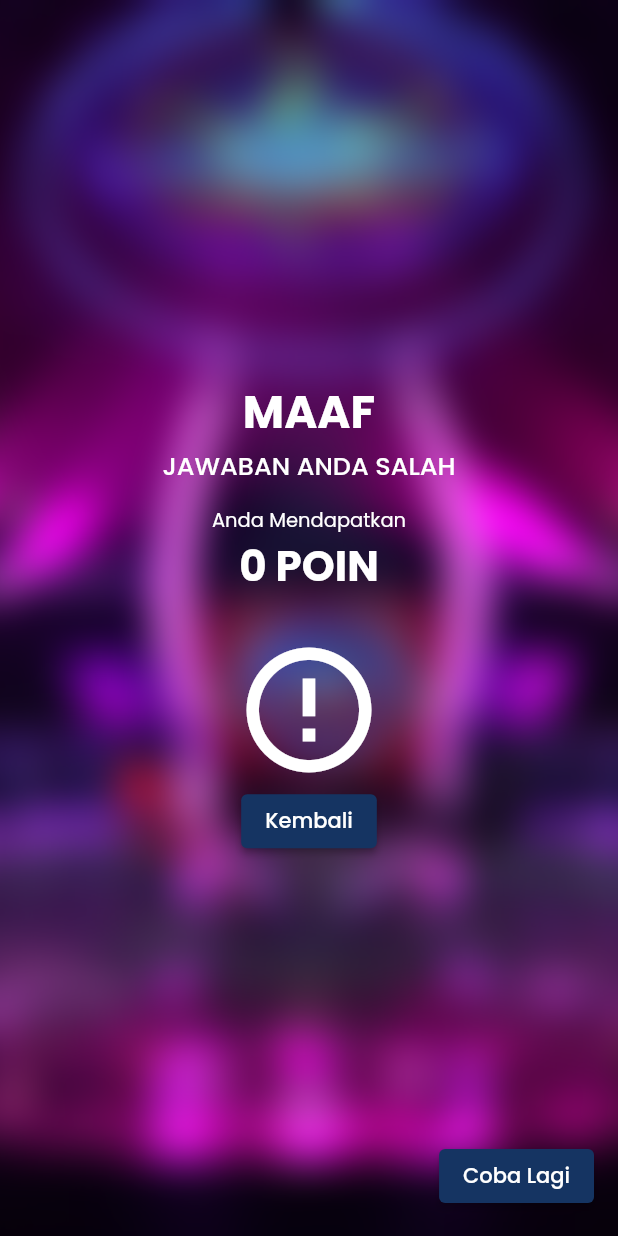
After one commit to YogaNgr37/aplikasi_math_quiz, a Flutter app: the WrongPage screen opened directly, on a phone screen of 412 x 824 dp. The commit adds this screen. Run offline on Flutter 3.47's test engine with Material 2 defaults, Android fonts, the light colour scheme and no system bars; our stand-ins replace carousel_slider, cloud_firestore, confetti, firebase_auth, firebase_core, fluttertoast and 1 more; accounts and stored records are empty.

Commit message:
Menambah Halaman Correct and Wrong

```diff
--- a/lib/pages/homepage.dart
+++ b/lib/pages/homepage.dart
@@ -46,7 +46,7 @@ class _HomePageState extends State<HomePage> {
                             borderRadius: BorderRadius.circular(10),
                             image: DecorationImage(
                                 image: AssetImage(
-                                    "assets/images/operasihitung.png"),
+                                    "assets/images/aljabar.png"),
                                 fit: BoxFit.cover)),
                       ),
                       Container(
@@ -64,7 +64,7 @@ class _HomePageState extends State<HomePage> {
                             borderRadius: BorderRadius.circular(10),
                             image: DecorationImage(
                                 image: AssetImage(
-                                    "assets/images/operasihitung.png"),
+                                    "assets/images/bangundatar.png"),
                                 fit: BoxFit.cover)),
                       ),
                       Container(
@@ -73,7 +73,7 @@ class _HomePageState extends State<HomePage> {
                             borderRadius: BorderRadius.circular(10),
                             image: DecorationImage(
                                 image: AssetImage(
-                                    "assets/images/operasihitung.png"),
+                                    "assets/images/polabilangan.png"),
                                 fit: BoxFit.cover)),
                       ),
                     ],
--- a/lib/pages/pages.dart
+++ b/lib/pages/pages.dart
@@ -2,6 +2,7 @@ import 'dart:math';
 
 import 'package:aplikasi_kuis_matematika/shared/shared.dart';
 import 'package:carousel_slider/carousel_slider.dart';
+import 'package:confetti/confetti.dart';
 import 'package:flutter/cupertino.dart';
 import 'package:flutter/material.dart';
 import 'package:flutter/rendering.dart';
@@ -22,3 +23,5 @@ part 'register.dart';
 part 'sidenavbar.dart';
 part 'question.dart';
 part 'point_sidebar.dart';
+part 'win.dart';
+part 'wrong.dart';
--- a/lib/pages/question.dart
+++ b/lib/pages/question.dart
@@ -11,7 +11,7 @@ class _QuestionState extends State<Question> {
   @override
   Widget build(BuildContext context) {
     return Container(
-      decoration: BoxDecoration(image: DecorationImage(image: AssetImage("assets/images/background.png"))),
+      decoration: BoxDecoration(image: DecorationImage(image: AssetImage("assets/images/background.png"), fit: BoxFit.cover)),
       child: Scaffold(
         backgroundColor: Colors.transparent,
         appBar: AppBar(title: Text("5 POIN"),centerTitle: true,),
--- /dev/null
+++ b/lib/pages/wrong.dart
@@ -0,0 +1,61 @@
+part of 'pages.dart';
+
+class WrongPage extends StatelessWidget {
+  const WrongPage({super.key});
+
+  @override
+  Widget build(BuildContext context) {
+    return Container(
+      decoration: BoxDecoration(image: DecorationImage(image: AssetImage("assets/images/wrong.png",), fit: BoxFit.cover)),
+      child: Scaffold(
+        floatingActionButton: ElevatedButton(child: Text("Coba Lagi", style: textStyle.copyWith(fontSize: 14),), onPressed: (){},),
+        backgroundColor: Colors.transparent,
+        body: Center(
+                child: Column(
+              mainAxisAlignment: MainAxisAlignment.center,
+              children: [
+                Text(
+                  "MAAF",
+                  style: textStyle.copyWith(
+                    color: Colors.white,
+                    fontSize: 30,
+                    fontWeight: FontWeight.bold,
+                  ),
+                ),
+                Text(
+                  "JAWABAN ANDA SALAH",
+                  style: textStyle.copyWith(
+                    color: Colors.white,
+                      fontSize: 17, fontWeight: FontWeight.w500),
+                ),
+                SizedBox(
+                  height: 15,
+                ),
+                Text(
+                  "Anda Mendapatkan",
+                  style: textStyle.copyWith(
+                    color: Colors.white,
+                      fontSize: 13, fontWeight: FontWeight.w400),
+                ),
+                Text(
+                  "0 POIN",
+                  style: textStyle.copyWith(
+                    color: Colors.white,
+                      fontSize: 28, fontWeight: FontWeight.w700),
+                ),
+                SizedBox(
+                  height: 25,
+                ),
+                Icon(Icons.error_outline, size: 100,color: Colors.white,),
+                ElevatedButton(
+                    onPressed: () {},
+                    child: Text(
+                      "Kembali",
+                      style: textStyle.copyWith(fontSize: 14),
+                    ))
+              ],
+            )),
+      ),
+    );
+  }
+}
--- a/pubspec.yaml
+++ b/pubspec.yaml
@@ -43,6 +43,7 @@ dependencies:
   firebase_core: ^2.3.0
   cloud_firestore: ^4.1.0
   carousel_slider: ^4.1.1
+  confetti: ^0.7.0
 
 dev_dependencies:
   flutter_test:
@@ -69,6 +70,7 @@ flutter:
   # To add assets to your application, add an assets section, like this:
   assets:
     - assets/images/
+    - assets/images/congrats.jpg
   #   - images/a_dot_ham.jpeg
 
   # An image asset can refer to one or more resolution-specific "variants", see
```
Also changed, not shown: lib/pages/point_sidebar.dart (+0 -11 lines), lib/pages/win.dart (added, +78 -0 lines), assets/images/cheque.jpg (added), assets/images/cong.jpg (added), assets/images/congrats.jpg (added), assets/images/congrats.png (added), assets/images/win.png (added), assets/images/wrong.png (added), pubspec.lock.
